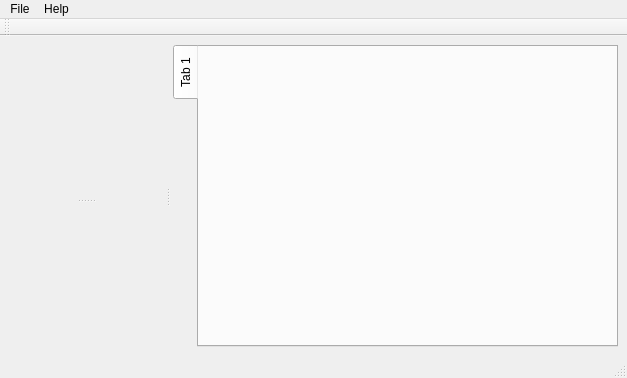
First picture: the form in gui/hip_gui_main_window.ui, repository FrankBlabu/Hippopunktur, before the edit.
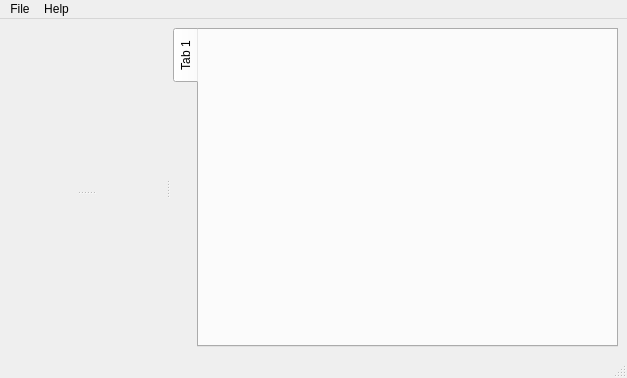
Second picture: the form after the edit.

Commit message: Style sheet adapted.

```diff
--- a/gui/hip_gui_main_window.ui
+++ b/gui/hip_gui_main_window.ui
@@ -115,17 +115,6 @@
    <addaction name="_menu_help_w"/>
   </widget>
   <widget class="QStatusBar" name="_status_bar_w"/>
-  <widget class="QToolBar" name="_toolbar_w">
-   <property name="windowTitle">
-    <string>toolBar</string>
-   </property>
-   <attribute name="toolBarArea">
-    <enum>TopToolBarArea</enum>
-   </attribute>
-   <attribute name="toolBarBreak">
-    <bool>false</bool>
-   </attribute>
-  </widget>
   <action name="_action_exit">
    <property name="text">
     <string>Exit</string>
```
The commit also changes 2 other files.
